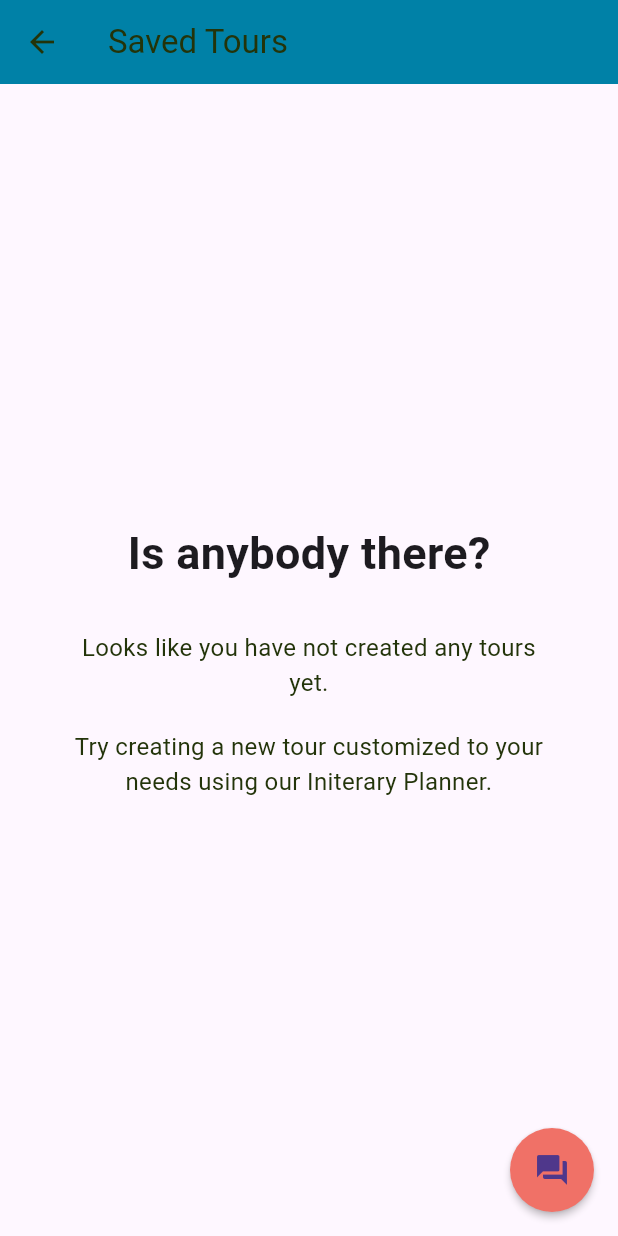
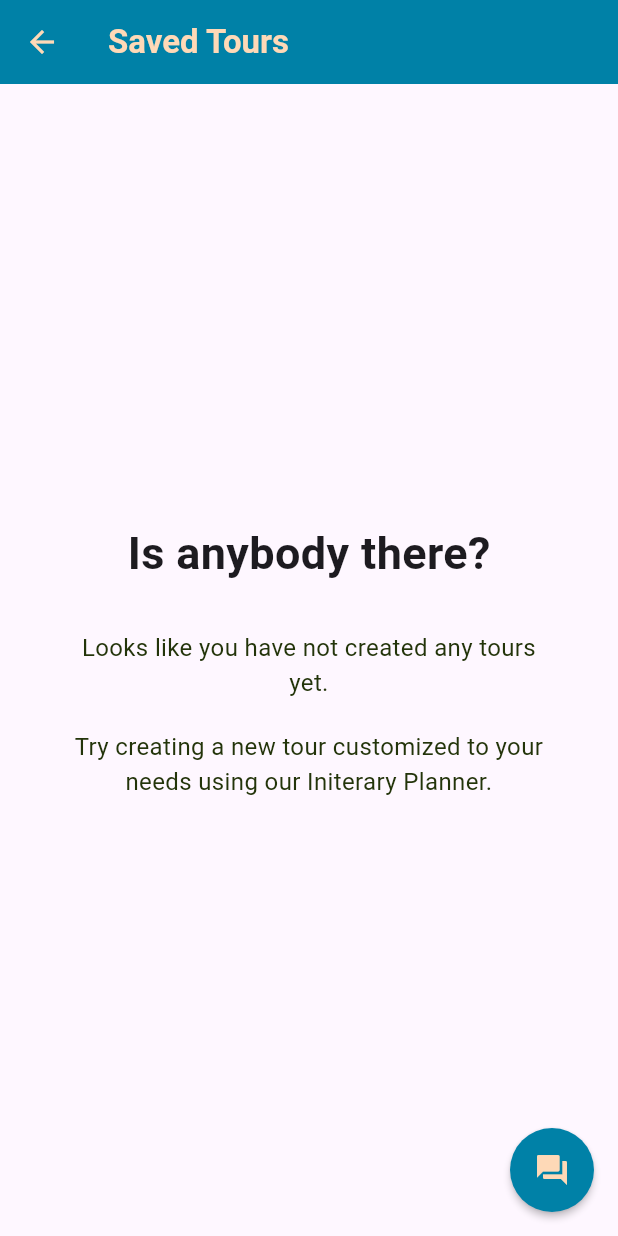
Before and after one commit to HatoSei03/upstage_ai_hackathon, a Flutter app: the screen it shows after launch, item 4 of the bottom bar chosen, after a tap on "YOUR TOURS", on a phone screen of 412 x 824 dp. Run offline on Flutter 3.47's test engine with Material 3 defaults, Android fonts, the phone set to English and light mode, and no system bars; our stand-ins replace chat_bubbles, cloud_firestore, curved_navigation_bar, firebase_core, flutter_neumorphic, geocoding and 3 more; missing offline and left inert: camerawesome; accounts and stored records are empty; network calls fail.

Commit message:
Overall UI renovation

```diff
--- a/Stour/lib/screens/home.dart
+++ b/Stour/lib/screens/home.dart
@@ -160,7 +160,6 @@ class _HomeState extends State<Home> {
             ),
           ),
         ),
-        //bottomNavigationBar: HomeBottomBar(),
         floatingActionButton: FloatingActionButton(
           onPressed: () {
             Navigator.push(
@@ -171,9 +170,9 @@ class _HomeState extends State<Home> {
             );
           },
           tooltip: 'Floating Action Button',
-        backgroundColor: Constants.header, // Custom color
+        backgroundColor: Constants.header,
           shape: RoundedRectangleBorder(
-            borderRadius: BorderRadius.circular(30.0), // Round shape
+            borderRadius: BorderRadius.circular(30.0),
           ),
           elevation: 2.0,
 child: Icon(
--- a/Stour/lib/screens/profile.dart
+++ b/Stour/lib/screens/profile.dart
@@ -50,9 +50,9 @@ class _ProfileState extends State<Profile> {
           );
         },
         tooltip: 'Floating Action Button',
-        backgroundColor: Constants.header, // Custom color
+        backgroundColor: Constants.header,
         shape: RoundedRectangleBorder(
-          borderRadius: BorderRadius.circular(30.0), // Round shape
+          borderRadius: BorderRadius.circular(30.0),
         ),
         elevation: 2.0,
         child: Icon(
--- a/Stour/lib/screens/saved_tour.dart
+++ b/Stour/lib/screens/saved_tour.dart
@@ -105,19 +105,20 @@ class _SavedTourState extends State<SavedTour> {
     if (savedTour.isEmpty) {
       return Scaffold(
         appBar: AppBar(
-          title: const Text(
+          title: Text(
             'Saved Tours',
             style: TextStyle(
-              color: Color.fromARGB(255, 35, 52, 10),
+              color: Constants.lightText2,
+              fontWeight: FontWeight.bold,
             ),
           ),
           backgroundColor: Constants.header,
           leading: IconButton(
-            icon: const Icon(Icons.arrow_back,
-                color:
-                    Color.fromARGB(255, 35, 52, 10)), // Change the color here
+            icon: Icon(
+              Icons.arrow_back,
+              color: Constants.lightText2,
+            ),
             onPressed: () {
-              // Handle back button logic
               Navigator.pop(context);
             },
           ),
@@ -163,30 +164,30 @@ class _SavedTourState extends State<SavedTour> {
             );
           },
           tooltip: 'Floating Action Button',
-          backgroundColor: Constants.highlight, // Custom color
+          backgroundColor: Constants.header,
           shape: RoundedRectangleBorder(
-            borderRadius: BorderRadius.circular(30.0), // Round shape
+            borderRadius: BorderRadius.circular(30.0),
           ),
           elevation: 2.0,
-          child: const Icon(Icons.question_answer),
+          child: Icon(Icons.question_answer, color: Constants.lightText2),
         ),
         floatingActionButtonLocation: FloatingActionButtonLocation.endFloat,
       );
     }
     return Scaffold(
       appBar: AppBar(
-        title: const Text(
+        title: Text(
           'Saved Tours',
           style: TextStyle(
-            color: Color.fromARGB(255, 35, 52, 10),
-          ),
+              color: Constants.lightText2, fontWeight: FontWeight.bold),
         ),
         backgroundColor: Constants.header,
         leading: IconButton(
-          icon: const Icon(Icons.arrow_back,
-              color: Color.fromARGB(255, 35, 52, 10)), // Change the color here
+          icon: Icon(
+            Icons.arrow_back,
+            color: Constants.lightText2,
+          ),
           onPressed: () {
-            // Handle back button logic
             Navigator.pop(context);
           },
         ),
@@ -228,15 +229,16 @@ class _SavedTourState extends State<SavedTour> {
           );
         },
         tooltip: 'Floating Action Button',
-        backgroundColor: Constants.header, // Custom color
+        backgroundColor: Constants.header,
         shape: RoundedRectangleBorder(
-          borderRadius: BorderRadius.circular(30.0), // Round shape
+          borderRadius: BorderRadius.circular(30.0),
         ),
         elevation: 2.0,
-child: Icon(
+        child: Icon(
           Icons.question_answer,
           color: Constants.lightText2,
-        ),      ),
+        ),
+      ),
       floatingActionButtonLocation: FloatingActionButtonLocation.endFloat,
     );
   }
--- a/Stour/lib/screens/timeline.dart
+++ b/Stour/lib/screens/timeline.dart
@@ -79,7 +79,7 @@ class _TimelineState extends State<Timeline> {
         title: Text('Initerary Planning',
             style: TextStyle(
               fontWeight: FontWeight.bold,
-              color: Constants.lightText2,
+              color: Constants.lightText,
             )),
       ),
       body: Padding(
--- a/Stour/lib/widgets/timeline_day.dart
+++ b/Stour/lib/widgets/timeline_day.dart
@@ -39,7 +39,7 @@ class _TimelineDayState extends State<TimelineDay> {
             mainAxisAlignment: MainAxisAlignment.spaceBetween,
             children: <Widget>[
               Text(
-                'Day ${widget.dayNum} - ${totalCost.toStringAsFixed(0)}₫',
+                'Day ${widget.dayNum} - ${totalCost.toStringAsFixed(0)}\$',
                 style: const TextStyle(
                   fontSize: 20.0,
                   fontWeight: FontWeight.w800,
--- a/Stour/lib/widgets/trending_place.dart
+++ b/Stour/lib/widgets/trending_place.dart
@@ -109,6 +109,8 @@ class _TrendingPlaceState extends State<TrendingPlace> {
                   padding: const EdgeInsets.only(left: 15.0),
                   child: SizedBox(
                     width: MediaQuery.of(context).size.width,
+                    child: SingleChildScrollView(
+                      scrollDirection: Axis.horizontal,
                       child: Text(
                         widget.place.name,
                         style: const TextStyle(
@@ -116,6 +118,7 @@ class _TrendingPlaceState extends State<TrendingPlace> {
                           fontWeight: FontWeight.w800,
                         ),
                         textAlign: TextAlign.left,
+                      ),
                     ),
                   ),
                 ),
```
Also changed, not shown: Stour/assets/data.json (+61 -46 lines), Stour/lib/screens/chatbot.dart (+10 -2 lines), Stour/lib/screens/coupon_screen.dart (+9 -9 lines), Stour/lib/screens/details.dart (+11 -8 lines), Stour/lib/screens/ocr.dart (+8 -3 lines), Stour/lib/screens/question_screen.dart (+38 -22 lines), Stour/lib/screens/review_screen.dart (+7 -7 lines), Stour/lib/screens/timeline_screen.dart (+16 -15 lines), Stour/lib/screens/trending.dart (+14 -4 lines), Stour/lib/screens/view_saved_tour.dart (+12 -8 lines), Stour/lib/widgets/add_location.dart (+8 -5 lines), Stour/lib/widgets/modify_timeline.dart (+4 -5 lines). Lines whose indentation alone changed are shown as unchanged.
